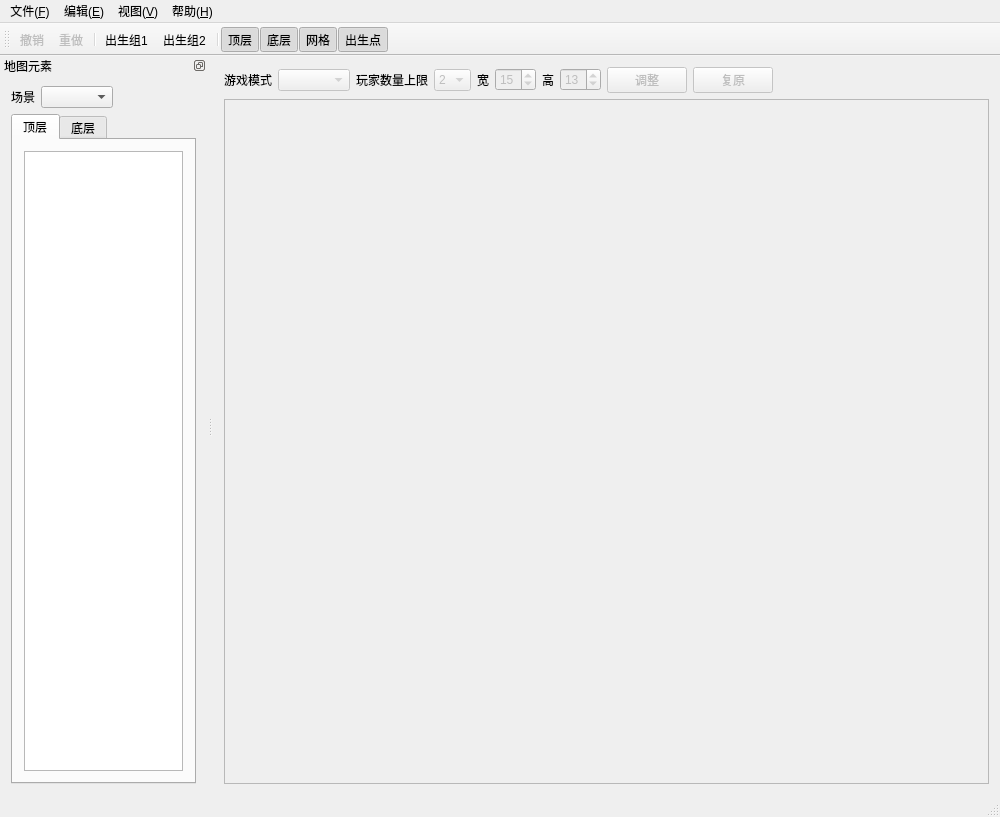
This is ui/MainWindow.ui in brangpd/qqt_map_editor_fin as Qt 5 draws it before an edit. The edited form follows.
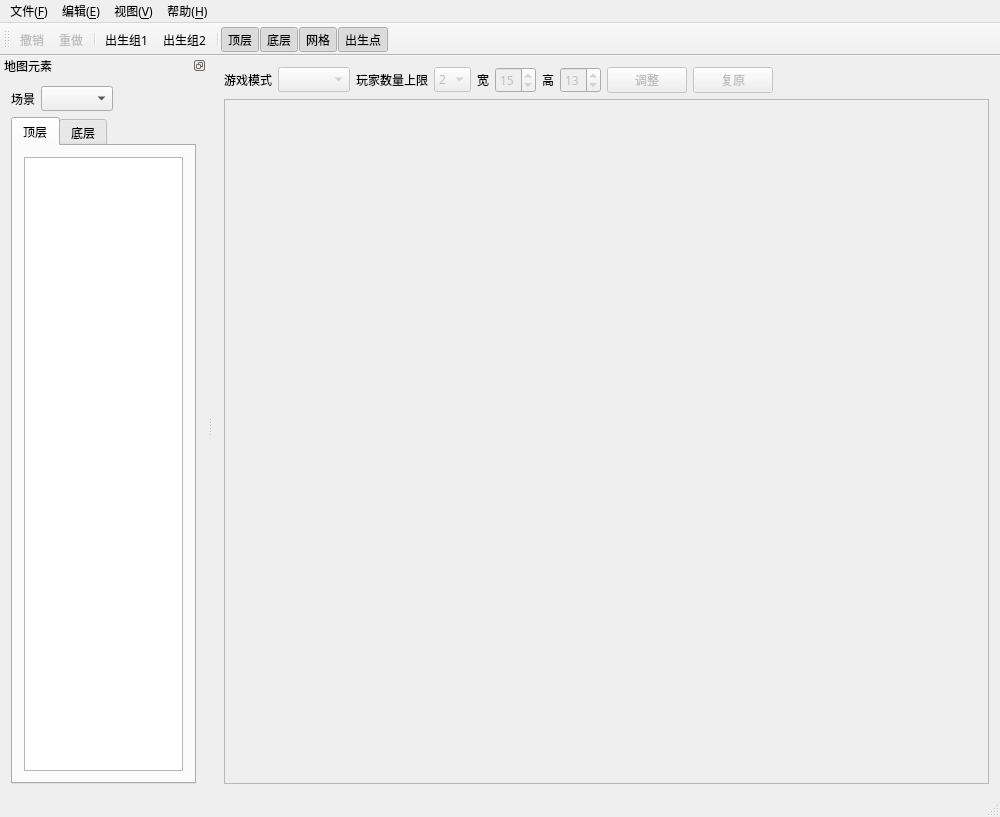
This is the edited form.

The edit to the form file:
```diff
--- a/ui/MainWindow.ui
+++ b/ui/MainWindow.ui
@@ -10,6 +10,11 @@
     <height>816</height>
    </rect>
   </property>
+  <property name="font">
+   <font>
+    <family>微软雅黑</family>
+   </font>
+  </property>
   <property name="mouseTracking">
    <bool>false</bool>
   </property>
@@ -361,7 +366,7 @@
    <property name="minimumSize">
     <size>
      <width>162</width>
-     <height>218</height>
+     <height>232</height>
     </size>
    </property>
    <property name="maximumSize">
```
Left out of the diff: 1 changed line with no effect on the pictures.
